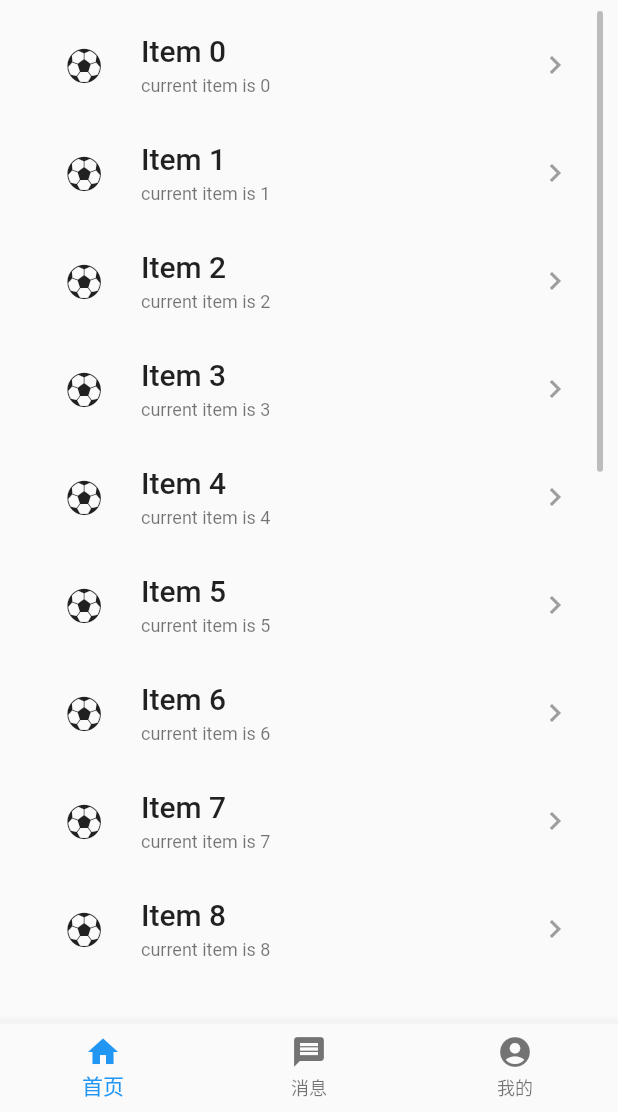
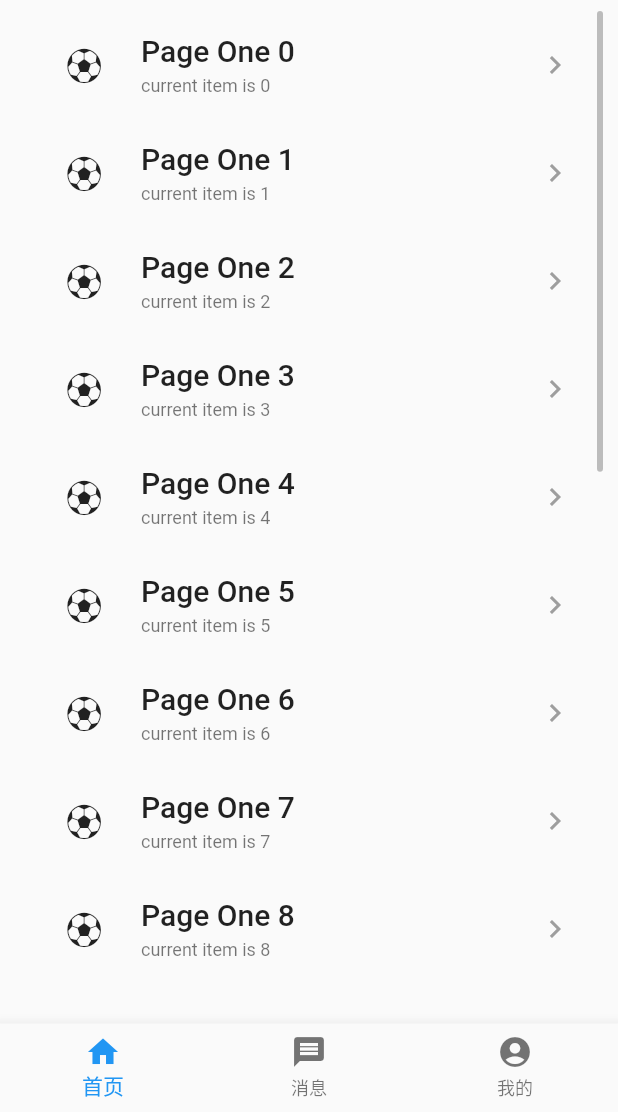
Before and after one commit to fxfSean/flutter_practice_demo, a Flutter app: the screen it shows after launch, on a phone screen of 412 x 824 dp, the part 124-1236 px from its top. Run offline on Flutter 3.47's test engine with Material 2 defaults, Android fonts, the phone set to English and light mode, and no system bars.

```diff
--- a/lib/model/mock_data.dart
+++ b/lib/model/mock_data.dart
@@ -2,13 +2,22 @@
 import 'package:flutter_practice_demo/model/item_bean.dart';
 
 class MockData {
-  static final itemBeans = <ItemBean>[
-  ];
 
-  static List<ItemBean> getItemBeans() {
+  static List<ItemBean> getItemBeansFirst() {
+    var itemBeans = <ItemBean>[];
     for (var i = 0; i < 20; i++) {
-      itemBeans.add(ItemBean(icon: "⚽", title: "Item $i", description: "current item is $i"));
+      itemBeans.add(ItemBean(icon: "⚽", title: "Page One $i", description: "current item is $i"));
     }
     return itemBeans;
   }
+
+  static List<ItemBean> getItemBeansSecond() {
+    var itemBeans = <ItemBean>[];
+    for (var i = 0; i < 20; i++) {
+      itemBeans.add(ItemBean(icon: "⛪", title: "Page Two $i", description: "current item is $i"));
+    }
+    return itemBeans;
+  }
+
+
 }
--- a/lib/page/first_page.dart
+++ b/lib/page/first_page.dart
@@ -2,6 +2,7 @@ import 'package:flutter/cupertino.dart';
 import 'package:flutter/material.dart';
 import 'package:flutter_practice_demo/component/item_list_view.dart';
 import 'package:flutter_practice_demo/model/item_bean.dart';
+import 'package:flutter_practice_demo/model/list_view_mixin.dart';
 import 'package:flutter_practice_demo/model/mock_data.dart';
 
 class FirstPage extends StatefulWidget {
@@ -10,20 +11,8 @@ class FirstPage extends StatefulWidget {
 }
 
 class _FirstPageState extends State<FirstPage>
-    with AutomaticKeepAliveClientMixin {
-  List<ItemBean> listData = MockData.getItemBeans();
-
-  @override
-  Widget build(BuildContext context) {
-    super.build(context);
-    return Column(
-      children: [
-        Expanded(
-            child: ItemListView(listData: listData,)
-        )
-      ],
-    );
-  }
+    with AutomaticKeepAliveClientMixin, ListViewMixin<FirstPage> {
+  List<ItemBean> listData = MockData.getItemBeansFirst();
 
   @override
   bool get wantKeepAlive => true;
--- a/lib/page/second_page.dart
+++ b/lib/page/second_page.dart
@@ -2,14 +2,21 @@
 
 import 'package:flutter/cupertino.dart';
 import 'package:flutter/material.dart';
+import 'package:flutter_practice_demo/model/item_bean.dart';
+import 'package:flutter_practice_demo/model/list_view_mixin.dart';
+import 'package:flutter_practice_demo/model/mock_data.dart';
 
-class SecondPage extends StatelessWidget {
+class SecondPage extends StatefulWidget {
   @override
-  Widget build(BuildContext context) {
-    return Scaffold(
-      body: Center(
-        child: Text('Second'),
-      ),
-    );
-  }
+  _SecondPageState createState() => _SecondPageState();
 }
+
+class _SecondPageState extends State<SecondPage> with
+    AutomaticKeepAliveClientMixin, ListViewMixin<SecondPage>{
+  @override
+  List<ItemBean> get listData => MockData.getItemBeansSecond();
+
+  @override
+  bool get wantKeepAlive => true;
+
+}
```
Also changed, not shown: lib/model/list_view_mixin.dart (added, +20 -0 lines).
